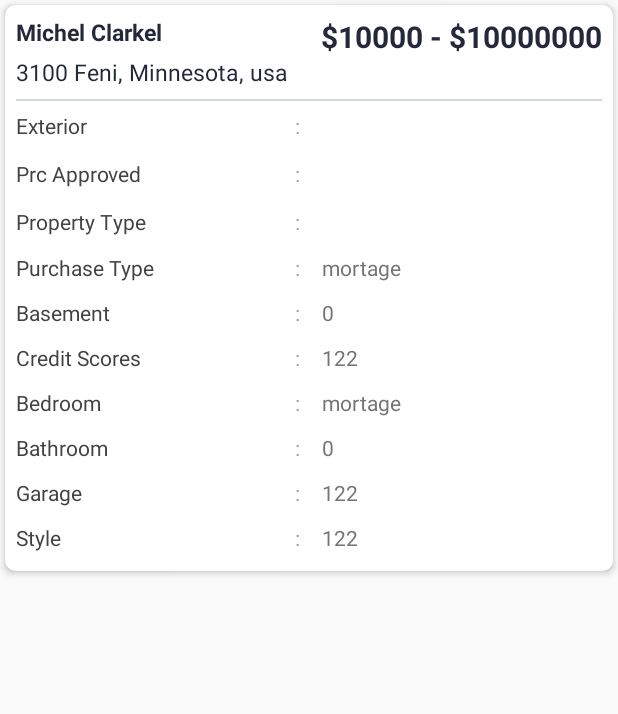
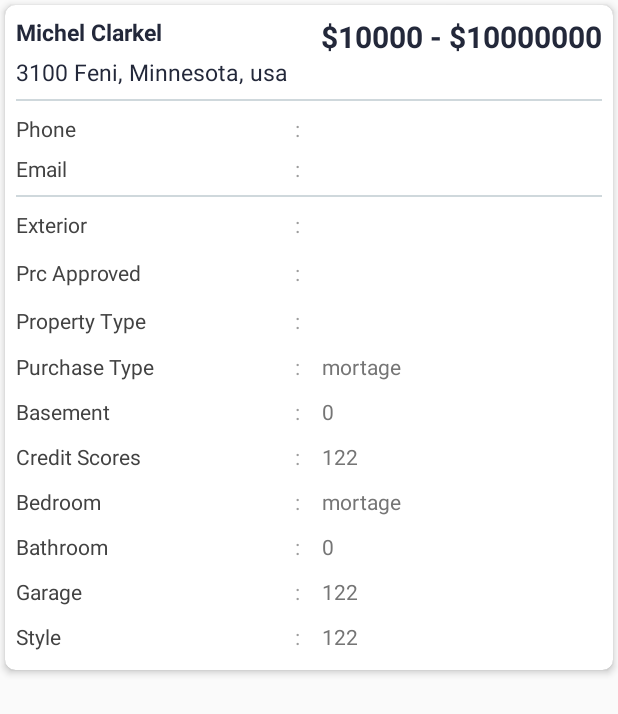
Before and after one commit to codegarage-tech/cg-bm, an Android app: the layout row_list_search_buyer.xml on its own in the app's theme, with its tools: preview values and no code run, on a phone screen of 412 x 824 dp. Shown: the top 714 px of the screen. Run offline under Robolectric (Android 15) with nearby library versions, the phone set to English and light mode, and no system bars; network calls fail; Roboto replaces fonts that are not available here.

Commit message:
cg-bm: Some fixes added
- added phone and email in porperty list
- added phone and email in buyer list
- changed title of buyer list
- updated search buyer filter

```diff
--- a/app/src/main/java/com/rc/buyermarket/activity/ActivityBuyerList.java
+++ b/app/src/main/java/com/rc/buyermarket/activity/ActivityBuyerList.java
@@ -92,7 +92,7 @@ public class ActivityBuyerList extends BaseActivity {
 
     @Override
     public void initActivityViewsData(Bundle savedInstanceState) {
-        tvTitle.setText(getString(R.string.menu_property));
+        tvTitle.setText(getString(R.string.txt_buyer));
         apiInterface = APIClient.getClient(getActivity()).create(APIInterface.class);
         searchPropertyListAdapter = new SearchPropertyListAdapter(getActivity());
         rvSearchProperty.setLayoutManager(new LinearLayoutManager(getActivity()));
--- a/app/src/main/java/com/rc/buyermarket/viewholder/PropertyViewHolder.java
+++ b/app/src/main/java/com/rc/buyermarket/viewholder/PropertyViewHolder.java
@@ -43,6 +43,8 @@ public class PropertyViewHolder extends BaseViewHolder<AddProperty> {
     TextView tvName;
     TextView tvAddress;
     TextView tvAmount;
+    TextView tvPhone;
+    TextView tvEmail;
     TextView tvExterior;
     TextView tvPreApproved;
     TextView tvPropertyType;
@@ -69,6 +71,8 @@ public class PropertyViewHolder extends BaseViewHolder<AddProperty> {
         tvName = (TextView) $(R.id.row_txt_property_name);
         tvAddress = (TextView) $(R.id.row_txt_property_address);
         tvAmount = (TextView) $(R.id.row_txt_property_amount);
+        tvPhone = (TextView) $(R.id.row_txt_phone);
+        tvEmail = (TextView) $(R.id.row_txt_email);
         tvExterior = (TextView) $(R.id.row_txt_property_exterior);
         tvPreApproved = (TextView) $(R.id.row_txt_property_preapproved);
         tvPropertyType = (TextView) $(R.id.row_txt_property_type);
@@ -90,6 +94,8 @@ public class PropertyViewHolder extends BaseViewHolder<AddProperty> {
         tvName.setText(data.getFirst_name() + "  " + data.getLast_name());
         tvAmount.setText("$" + data.getPrice_min() + " - " + "$" + data.getPrice_max());
         tvAddress.setText(data.getZipcode() + " " + data.getCity() + ", " + data.getState() + ", " + data.getCountry());
+        tvPhone.setText(data.getContact());
+        tvEmail.setText(data.getEmail());
         tvPreApproved.setText((DataUtil.getPreApproved(data.getPrc_approved()) != null) ? DataUtil.getPreApproved(data.getPrc_approved()).getSp_title() : "");
         tvPropertyType.setText((DataUtil.getPropertyType(mContext, data.getProperty_type()) != null) ? DataUtil.getPropertyType(mContext, data.getProperty_type()).getProperty_value() : "");
         tvPurchageType.setText((DataUtil.getPurchaseType(mContext, data.getPurchase_type()) != null) ? DataUtil.getPurchaseType(mContext, data.getPurchase_type()).getPurchase_value() : "");
--- a/app/src/main/java/com/rc/buyermarket/viewholder/SearchBuyerViewHolder.java
+++ b/app/src/main/java/com/rc/buyermarket/viewholder/SearchBuyerViewHolder.java
@@ -18,6 +18,8 @@ public class SearchBuyerViewHolder extends BaseViewHolder<SellerSearchBuyer> {
     TextView tvName;
     TextView tvAddress;
     TextView tvAmount;
+    TextView tvPhone;
+    TextView tvEmail;
     TextView tvExterior;
     TextView tvPreApproved;
     TextView tvPropertyType;
@@ -36,6 +38,8 @@ public class SearchBuyerViewHolder extends BaseViewHolder<SellerSearchBuyer> {
         tvName = (TextView) $(R.id.row_txt_property_name);
         tvAddress = (TextView) $(R.id.row_txt_property_address);
         tvAmount = (TextView) $(R.id.row_txt_property_amount);
+        tvPhone = (TextView) $(R.id.row_txt_phone);
+        tvEmail = (TextView) $(R.id.row_txt_email);
         tvExterior = (TextView) $(R.id.row_txt_property_exterior);
         tvPreApproved = (TextView) $(R.id.row_txt_property_preapproved);
         tvPropertyType = (TextView) $(R.id.row_txt_property_type);
@@ -55,6 +59,8 @@ public class SearchBuyerViewHolder extends BaseViewHolder<SellerSearchBuyer> {
         tvName.setText(data.getFirst_name() + "  " + data.getLast_name());
         tvAmount.setText("$" + data.getPrice_min() + " - " + "$" + data.getPrice_max());
         tvAddress.setText(data.getZipcode() + " " + data.getCity() + ", " + data.getState() + ", " + data.getCountry());
+        tvPhone.setText(data.getPhone());
+        tvEmail.setText(data.getEmail());
         tvPreApproved.setText((DataUtil.getPreApproved(data.getPrc_approved()) != null) ? DataUtil.getPreApproved(data.getPrc_approved()).getSp_title() : "");
         tvPropertyType.setText((DataUtil.getPropertyType(getContext(), data.getProperty_type()) != null) ? DataUtil.getPropertyType(getContext(), data.getProperty_type()).getProperty_value() : "");
         tvPurchageType.setText((DataUtil.getPurchaseType(getContext(), data.getPurchase_type()) != null) ? DataUtil.getPurchaseType(getContext(), data.getPurchase_type()).getPurchase_value() : "");
--- a/app/src/main/res/layout/row_list_search_buyer.xml
+++ b/app/src/main/res/layout/row_list_search_buyer.xml
@@ -9,15 +9,12 @@
     app:cardUseCompatPadding="false"
     app:layout_collapseMode="parallax">
 
-
     <LinearLayout
         android:layout_width="match_parent"
         android:layout_height="wrap_content"
         android:layout_margin="@dimen/dp_7"
-
         android:background="@color/colorWhite"
         android:orientation="vertical">
-
 
         <LinearLayout
             android:layout_width="match_parent"
@@ -63,18 +60,87 @@
                 android:textStyle="bold" />
         </LinearLayout>
 
-
         <View
             android:layout_width="match_parent"
             android:layout_height="1dp"
-            android:background="@color/blue_grey_100"
-            android:layout_marginTop="@dimen/dp_7"/>
+            android:layout_marginTop="@dimen/dp_7"
+            android:layout_marginBottom="@dimen/dp_7"
+            android:background="@color/blue_grey_100" />
 
         <LinearLayout
             android:layout_width="match_parent"
             android:layout_height="wrap_content"
             android:layout_marginBottom="@dimen/dp_5"
-            android:layout_marginTop="@dimen/dp_5"
+            android:layout_weight="4.2"
+            android:orientation="horizontal">
+
+            <TextView
+                android:layout_width="0dp"
+                android:layout_height="wrap_content"
+                android:layout_weight="2"
+                android:text="@string/Phone"
+                android:textColor="@color/color_grey_800" />
+
+            <TextView
+                android:layout_width="0dp"
+                android:layout_height="wrap_content"
+                android:layout_weight=".2"
+                android:text=":"
+                android:textColor="@color/color_grey_500" />
+
+            <TextView
+                android:id="@+id/row_txt_email"
+                android:layout_width="0dp"
+                android:layout_height="wrap_content"
+                android:layout_weight="2"
+                android:text=""
+                android:textColor="@color/color_grey_600"
+                android:textSize="@dimen/sp_15" />
+
+        </LinearLayout>
+
+        <LinearLayout
+            android:layout_width="match_parent"
+            android:layout_height="wrap_content"
+            android:layout_weight="4.2"
+            android:orientation="horizontal">
+
+            <TextView
+                android:layout_width="0dp"
+                android:layout_height="wrap_content"
+                android:layout_weight="2"
+                android:text="@string/EmailSingup"
+                android:textColor="@color/color_grey_800" />
+
+            <TextView
+                android:layout_width="0dp"
+                android:layout_height="wrap_content"
+                android:layout_weight=".2"
+                android:text=":"
+                android:textColor="@color/color_grey_500" />
+
+            <TextView
+                android:id="@+id/row_txt_phone"
+                android:layout_width="0dp"
+                android:layout_height="wrap_content"
+                android:layout_weight="2"
+                android:text=""
+                android:textColor="@color/color_grey_600"
+                android:textSize="@dimen/sp_15" />
+
+        </LinearLayout>
+
+        <View
+            android:layout_width="match_parent"
+            android:layout_height="1dp"
+            android:layout_marginTop="@dimen/dp_7"
+            android:layout_marginBottom="@dimen/dp_7"
+            android:background="@color/blue_grey_100" />
+
+        <LinearLayout
+            android:layout_width="match_parent"
+            android:layout_height="wrap_content"
+            android:layout_marginBottom="@dimen/dp_5"
             android:layout_weight="4.2"
             android:orientation="horizontal">
 
@@ -101,8 +167,7 @@
                 android:layout_weight="2"
                 android:text=""
                 android:textColor="@color/color_grey_600"
-                android:textSize="@dimen/sp_15"
-               />
+                android:textSize="@dimen/sp_15" />
 
         </LinearLayout>
 
@@ -110,8 +175,8 @@
         <LinearLayout
             android:layout_width="match_parent"
             android:layout_height="wrap_content"
+            android:layout_marginTop="@dimen/dp_5"
             android:layout_marginBottom="@dimen/dp_5"
-            android:layout_marginTop="@dimen/dp_5"
             android:layout_weight="4.2"
             android:orientation="horizontal">
 
@@ -135,18 +200,16 @@
                 android:layout_height="wrap_content"
                 android:layout_weight="2"
                 android:text=""
-                android:textColor="@color/color_grey_500"
-                android:textSize="@dimen/sp_15"
-
-                />
+                android:textColor="@color/color_grey_600"
+                android:textSize="@dimen/sp_15" />
 
         </LinearLayout>
 
         <LinearLayout
             android:layout_width="match_parent"
             android:layout_height="wrap_content"
+            android:layout_marginTop="@dimen/dp_5"
             android:layout_marginBottom="@dimen/dp_5"
-            android:layout_marginTop="@dimen/dp_5"
             android:layout_weight="4.2"
             android:orientation="horizontal">
 
@@ -180,8 +243,8 @@
             android:id="@+id/lin_lay_khotiyan_mamla_no"
             android:layout_width="match_parent"
             android:layout_height="wrap_content"
+            android:layout_marginTop="@dimen/dp_5"
             android:layout_marginBottom="@dimen/dp_5"
-            android:layout_marginTop="@dimen/dp_5"
             android:layout_weight="4.2"
             android:orientation="horizontal">
 
@@ -215,8 +278,8 @@
         <LinearLayout
             android:layout_width="match_parent"
             android:layout_height="wrap_content"
+            android:layout_marginTop="@dimen/dp_5"
             android:layout_marginBottom="@dimen/dp_5"
-            android:layout_marginTop="@dimen/dp_5"
             android:layout_weight="4.2"
             android:orientation="horizontal">
 
@@ -249,8 +312,8 @@
         <LinearLayout
             android:layout_width="match_parent"
             android:layout_height="wrap_content"
+            android:layout_marginTop="@dimen/dp_5"
             android:layout_marginBottom="@dimen/dp_5"
-            android:layout_marginTop="@dimen/dp_5"
             android:layout_weight="4.2"
             android:orientation="horizontal">
 
@@ -283,8 +346,8 @@
         <LinearLayout
             android:layout_width="match_parent"
             android:layout_height="wrap_content"
+            android:layout_marginTop="@dimen/dp_5"
             android:layout_marginBottom="@dimen/dp_5"
-            android:layout_marginTop="@dimen/dp_5"
             android:layout_weight="4.2"
             android:orientation="horizontal">
 
@@ -318,8 +381,8 @@
         <LinearLayout
             android:layout_width="match_parent"
             android:layout_height="wrap_content"
+            android:layout_marginTop="@dimen/dp_5"
             android:layout_marginBottom="@dimen/dp_5"
-            android:layout_marginTop="@dimen/dp_5"
             android:layout_weight="4.2"
             android:orientation="horizontal">
 
@@ -352,8 +415,8 @@
         <LinearLayout
             android:layout_width="match_parent"
             android:layout_height="wrap_content"
+            android:layout_marginTop="@dimen/dp_5"
             android:layout_marginBottom="@dimen/dp_5"
-            android:layout_marginTop="@dimen/dp_5"
             android:layout_weight="4.2"
             android:orientation="horizontal">
 
@@ -386,8 +449,8 @@
         <LinearLayout
             android:layout_width="match_parent"
             android:layout_height="wrap_content"
+            android:layout_marginTop="@dimen/dp_5"
             android:layout_marginBottom="@dimen/dp_5"
-            android:layout_marginTop="@dimen/dp_5"
             android:layout_weight="4.2"
             android:orientation="horizontal">
 
--- a/app/src/main/res/values/strings.xml
+++ b/app/src/main/res/values/strings.xml
@@ -7,6 +7,7 @@
     <string name="property_details">Property Detail</string>
     <string name="account">Update Settings</string>
     <string name="txt_reg">Create a new account\?</string>
+    <string name="txt_buyer">Buyer</string>
     <string name="txt_login_here">Login Here\!</string>
     <string name="support">Support</string>
     <string name="logout">Logout</string>
```
Also changed, not shown: app/src/main/java/com/rc/buyermarket/activity/ActivitySearchBuyer.java (+8 -8 lines), app/src/main/res/layout/row_list_property.xml (+71 -20 lines).
